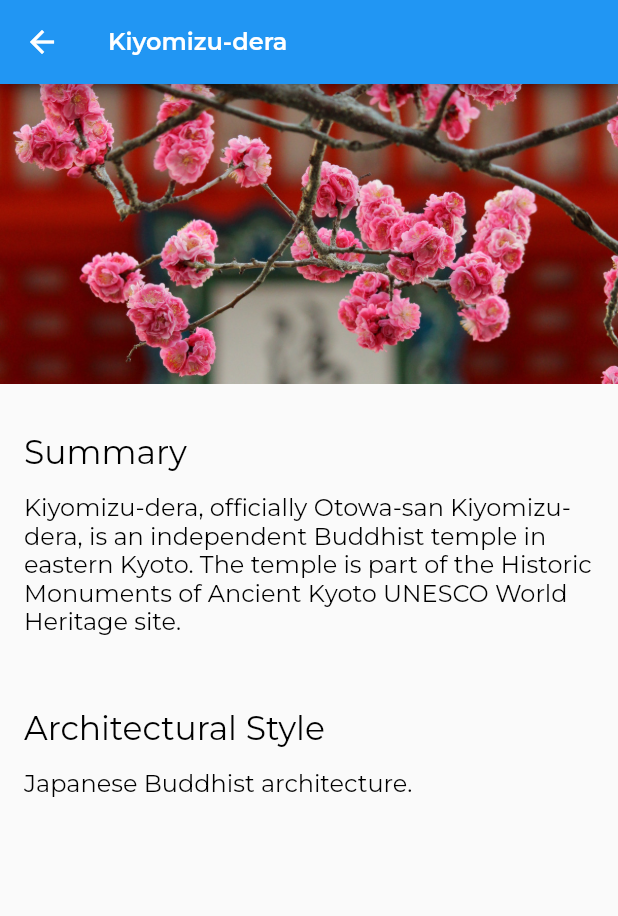
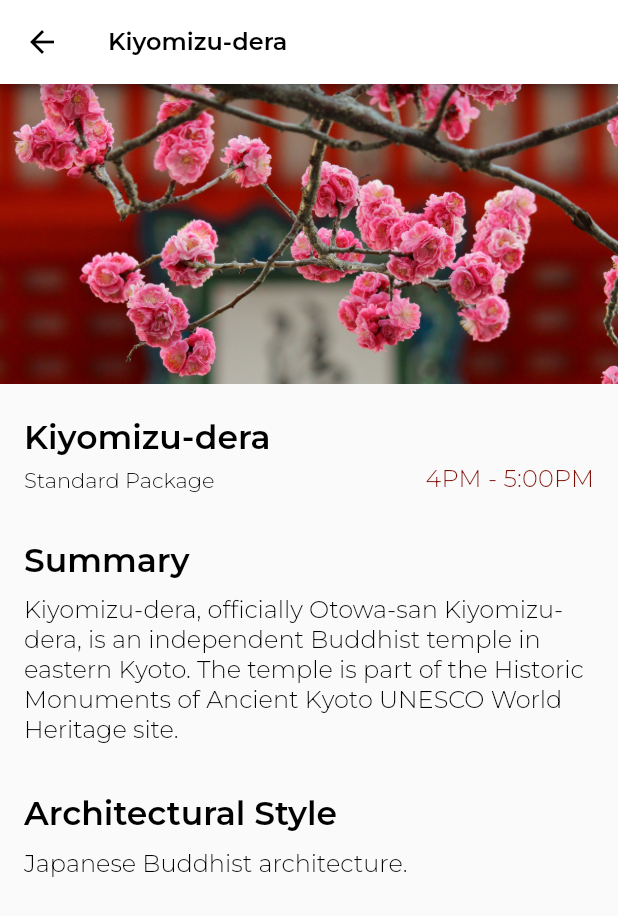
Before and after one commit to douglasF5/tourism-and-co-flutter-demo, a Flutter app: the screen it shows after launch, after a tap on "Kiyomizu-dera", on a phone screen of 412 x 824 dp. Shown: the top 916 px of the screen. Run offline on Flutter 3.47's test engine with Material 2 defaults, Android fonts, the phone set to English and light mode, and no system bars.

Commit message:
organize and refine styles

```diff
--- a/lib/app.dart
+++ b/lib/app.dart
@@ -12,6 +12,7 @@ class MyApp extends StatelessWidget {
   @override
   Widget build(BuildContext context) {
     return MaterialApp(
+        debugShowCheckedModeBanner: false,
         initialRoute: '/',
         onGenerateRoute: RouteGenerator.generateRoute,
         theme: _getTheme());
@@ -19,10 +20,15 @@ class MyApp extends StatelessWidget {
 
   ThemeData _getTheme() {
     return ThemeData(
-        appBarTheme: const AppBarTheme(titleTextStyle: Styles.navBarTitle),
-        textTheme: TextTheme(
-          titleMedium: Styles.headerLarge,
-          bodyMedium: Styles.textDefault,
+        appBarTheme: const AppBarTheme(
+            backgroundColor: Colors.white,
+            foregroundColor: Colors.black,
+            titleTextStyle: Styles.appBarTextStyle),
+        textTheme: const TextTheme(
+          titleMedium: Styles.titleTextStyle,
+          titleSmall: Styles.subTitleTextStyle,
+          bodyMedium: Styles.body1TextStyle,
+          bodySmall: Styles.captionTextStyle,
         ));
   }
 }
--- a/lib/models/location.dart
+++ b/lib/models/location.dart
@@ -4,24 +4,51 @@ class Location {
   final int id;
   final String name;
   final String imagePath;
+  final String userItinerarySummary;
+  final String tourPackageName;
   final List<LocationFact> facts;
 
-  Location(this.id, this.name, this.imagePath, this.facts);
+  Location(
+      {required this.id,
+      required this.name,
+      required this.imagePath,
+      required this.userItinerarySummary,
+      required this.tourPackageName,
+      required this.facts});
 
   static List<Location> fetchAll() {
     return [
-      Location(1, 'Kiyomizu-dera', 'assets/images/kiyomizu-dera.jpg', [
+      Location(
+          id: 1,
+          name: 'Kiyomizu-dera',
+          imagePath: 'assets/images/kiyomizu-dera.jpg',
+          userItinerarySummary: '4PM - 5:00PM',
+          tourPackageName: 'Standard Package',
+          facts: [
             LocationFact('Summary',
                 'Kiyomizu-dera, officially Otowa-san Kiyomizu-dera, is an independent Buddhist temple in eastern Kyoto. The temple is part of the Historic Monuments of Ancient Kyoto UNESCO World Heritage site.'),
-        LocationFact('Architectural Style', 'Japanese Buddhist architecture.'),
+            LocationFact(
+                'Architectural Style', 'Japanese Buddhist architecture.'),
           ]),
-      Location(2, 'Mount Fuji', 'assets/images/fuji.jpg', [
+      Location(
+          id: 2,
+          name: 'Mount Fuji',
+          imagePath: 'assets/images/fuji.jpg',
+          userItinerarySummary: '9AM - 1:30PM',
+          tourPackageName: 'Standard Package',
+          facts: [
             LocationFact('Summary',
                 'Japan’s Mt. Fuji is an active volcano about 100 kilometers southwest of Tokyo. Commonly called “Fuji-san,” it’s the country’s tallest peak, at 3,776 meters. A pilgrimage site for centuries, it’s considered one of Japan’s 3 sacred mountains, and summit hikes remain a popular activity. Its iconic profile is the subject of numerous works of art, notably Edo Period prints by Hokusai and Hiroshige.'),
             LocationFact('Did You Know',
                 'There are three cities that surround Mount Fuji: Gotemba, Fujiyoshida and Fujinomiya.'),
           ]),
-      Location(3, 'Arashiyama Bamboo Grove', 'assets/images/arashiyama.jpg', [
+      Location(
+          id: 3,
+          name: 'Arashiyama Bamboo Grove',
+          imagePath: 'assets/images/arashiyama.jpg',
+          userItinerarySummary: '2PM - 3:30PM',
+          tourPackageName: 'Standard Package',
+          facts: [
             LocationFact('Summary',
                 'While we could go on about the ethereal glow and seemingly endless heights of this bamboo grove on the outskirts of Kyoto, the sight\'s pleasures extend beyond the visual realm.'),
             LocationFact('How to Get There',
--- a/lib/screens/location_detail/location_detail.dart
+++ b/lib/screens/location_detail/location_detail.dart
@@ -1,7 +1,8 @@
-import '/screens/location_detail/image_banner.dart';
-import '/screens/location_detail/text_section.dart';
 import 'package:flutter/material.dart';
 import '../../models/location.dart';
+import '../../widgets/image_banner.dart';
+import '../../widgets/location_tile_info.dart';
+import '/screens/location_detail/text_section.dart';
 
 class LocationDetail extends StatelessWidget {
   final int _locationID;
@@ -15,13 +16,20 @@ class LocationDetail extends StatelessWidget {
       appBar: AppBar(
         title: Text(location.name),
       ),
-        body: Column(
+      body: SingleChildScrollView(
+          padding: const EdgeInsets.only(bottom: 8.0),
+          child: Column(
               mainAxisAlignment: MainAxisAlignment.start,
               crossAxisAlignment: CrossAxisAlignment.stretch,
               children: [
-              ImageBanner(location.imagePath),
+                ImageBanner(location.imagePath, height: 200.0),
+                Padding(
+                  padding: const EdgeInsets.only(top: 8.0),
+                  child: LocationTileInfo(location),
+                ),
                 ...textSections(location)
-            ]));
+              ])),
+    );
   }
 
   List<Widget> textSections(Location location) {
--- a/lib/screens/location_detail/text_section.dart
+++ b/lib/screens/location_detail/text_section.dart
@@ -15,7 +15,7 @@ class TextSection extends StatelessWidget {
       children: [
         Container(
             padding:
-                const EdgeInsets.fromLTRB(_defaultPad, 32.0, _defaultPad, 4.0),
+                const EdgeInsets.fromLTRB(_defaultPad, 16.0, _defaultPad, 0.0),
             child:
                 Text(_title, style: Theme.of(context).textTheme.titleMedium)),
         Container(
--- a/lib/screens/locations/locations.dart
+++ b/lib/screens/locations/locations.dart
@@ -1,6 +1,9 @@
 import 'package:flutter/material.dart';
 import '../../app.dart';
 import '../../models/location.dart';
+import '../../widgets/image_banner.dart';
+import 'tile_overlay.dart';
+import '../../style.dart';
 
 class Locations extends StatelessWidget {
   const Locations({super.key});
@@ -11,17 +14,46 @@ class Locations extends StatelessWidget {
 
     return Scaffold(
       appBar: AppBar(
-        title: const Text('Locations'),
+        centerTitle: false,
+        toolbarHeight: 80.0,
+        elevation: 0.0,
+        title: const Padding(
+          padding: EdgeInsets.only(top: 24.0),
+          child: Text(
+            'Tourism & Co',
+          ),
+        ),
+        titleTextStyle: Styles.appBarTextStyleHome,
       ),
-      body: ListView(
-          children: locations
-              .map(
-                (loc) => GestureDetector(
-                  child: Text(loc.name),
-                  onTap: () => _onLocationTap(context, loc.id),
-                ),
-              )
-              .toList()),
+      body: ListView.builder(
+        padding: const EdgeInsets.symmetric(vertical: 4.0),
+        itemCount: locations.length,
+        itemBuilder: ((context, index) =>
+            _itemBuilder(context, locations[index])),
+      ),
+    );
+  }
+
+  Widget _itemBuilder(BuildContext context, Location location) {
+    return GestureDetector(
+      child: SizedBox(
+          height: 250.0,
+          child: Padding(
+            padding: const EdgeInsets.symmetric(vertical: 4.0, horizontal: 8.0),
+            child: Container(
+              clipBehavior: Clip.hardEdge,
+              decoration: const BoxDecoration(
+                borderRadius: BorderRadius.all(Radius.circular(8.0)),
+              ),
+              child: Stack(
+                children: [
+                  ImageBanner(location.imagePath, height: 250.0),
+                  TileOverlay(location),
+                ],
+              ),
+            ),
+          )),
+      onTap: () => _onLocationTap(context, location.id),
     );
   }
 
--- /dev/null
+++ b/lib/screens/locations/tile_overlay.dart
@@ -0,0 +1,36 @@
+import 'package:flutter/material.dart';
+import '../../models/location.dart';
+import '../../widgets/location_tile_info.dart';
+
+class TileOverlay extends StatelessWidget {
+  final Location location;
+
+  const TileOverlay(this.location, {super.key});
+
+  @override
+  Widget build(BuildContext context) {
+    return Column(
+      mainAxisAlignment: MainAxisAlignment.end,
+      crossAxisAlignment: CrossAxisAlignment.stretch,
+      children: [
+        Container(
+          decoration: BoxDecoration(
+              gradient: LinearGradient(
+                  begin: Alignment.bottomCenter,
+                  end: Alignment.topCenter,
+                  stops: const [
+                0.0,
+                0.5,
+                1.0
+              ],
+                  colors: [
+                Colors.black.withOpacity(0.8),
+                Colors.black.withOpacity(0.5),
+                Colors.black.withOpacity(0.0)
+              ])),
+          child: LocationTileInfo(location, darkTheme: true),
+        )
+      ],
+    );
+  }
+}
--- a/lib/style.dart
+++ b/lib/style.dart
@@ -1,71 +1,59 @@
 import 'package:flutter/material.dart';
 
 class Styles {
-  static const _textSizeLarge = 22.0;
-  static const _textSizeDefault = 16.0;
-  static const _textSizeSmall = 12.0;
-  static const String _fontNameDefault = 'Montserrat';
+  static const textSizeLarge = 22.0;
+  static const textSizeMedium = 16.0;
+  static const textSizeSmall = 14.0;
+
+  static const String fontNameDefault = 'Montserrat';
 
   static const defaultPaddingS = 12.0;
   static const defaultPaddingM = 16.0;
 
-  static final Color _textColorStrong = _hexToColor('000000');
-  static final Color _textColorDefault = _hexToColor('000000');
-  static final Color _textColorFaint = _hexToColor('999999');
-  static final Color textColorBright = _hexToColor('FFFFFF');
-  static final Color accentColor = _hexToColor('FF0000');
+  static const Color textColorDark = Colors.black;
+  static const Color textColorLight = Colors.white;
+  static const Color textColorAccent = Color.fromARGB(255, 126, 15, 7);
+  static const Color textColorFaint = Color.fromRGBO(125, 125, 125, 1.0);
 
-  static const navBarTitle = TextStyle(
-    fontFamily: _fontNameDefault,
+  static const appBarTextStyleHome = TextStyle(
+    fontFamily: fontNameDefault,
     fontWeight: FontWeight.w600,
-    fontSize: _textSizeDefault,
-    color: Colors.white,
+    fontSize: 28.0,
+    color: Colors.black,
   );
 
-  static final headerLarge = TextStyle(
-    fontFamily: _fontNameDefault,
-    fontSize: _textSizeLarge,
-    color: _textColorStrong,
+  static const appBarTextStyle = TextStyle(
+    fontFamily: fontNameDefault,
+    fontWeight: FontWeight.w600,
+    fontSize: textSizeMedium,
+    color: Colors.black,
   );
 
-  static final textDefault = TextStyle(
-    fontFamily: _fontNameDefault,
-    fontSize: _textSizeDefault,
-    color: _textColorDefault,
-    height: 1.2,
+  static const titleTextStyle = TextStyle(
+    fontFamily: fontNameDefault,
+    fontWeight: FontWeight.w600,
+    fontSize: textSizeLarge,
+    color: textColorDark,
   );
 
-  static final textCTAButton = TextStyle(
-    fontFamily: _fontNameDefault,
-    fontSize: _textSizeLarge,
-    color: textColorBright,
+  static const subTitleTextStyle = TextStyle(
+    fontFamily: fontNameDefault,
+    fontWeight: FontWeight.w300,
+    fontSize: textSizeMedium,
+    color: textColorAccent,
   );
 
-  static final locationTileTitleLight = TextStyle(
-    fontFamily: _fontNameDefault,
-    fontSize: _textSizeLarge,
-    color: _textColorStrong,
+  static const captionTextStyle = TextStyle(
+    fontFamily: fontNameDefault,
+    fontWeight: FontWeight.w300,
+    fontSize: textSizeSmall,
+    color: textColorDark,
   );
 
-  static final locationTileTitleDark = TextStyle(
-    fontFamily: _fontNameDefault,
-    fontSize: _textSizeLarge,
-    color: textColorBright,
+  static const body1TextStyle = TextStyle(
+    fontFamily: fontNameDefault,
+    fontWeight: FontWeight.w300,
+    fontSize: textSizeMedium,
+    color: Colors.black,
   );
-
-  static final locationTileSubTitle = TextStyle(
-    fontFamily: _fontNameDefault,
-    fontSize: _textSizeDefault,
-    color: accentColor,
-  );
-
-  static final locationTileCaption = TextStyle(
-    fontFamily: _fontNameDefault,
-    fontSize: _textSizeSmall,
-    color: _textColorFaint,
-  );
-
-  static Color _hexToColor(String hexCode) {
-    return Color(int.parse(hexCode.substring(0, 6), radix: 16) + 0xFF000000);
-  }
 }
--- a/lib/screens/location_detail/image_banner.dart
+++ b/lib/widgets/image_banner.dart
@@ -2,13 +2,15 @@ import 'package:flutter/material.dart';
 
 class ImageBanner extends StatelessWidget {
   final String _assetPath;
+  final double? height;
 
-  const ImageBanner(this._assetPath, {super.key});
+  const ImageBanner(this._assetPath, {this.height = 200.0, super.key});
 
   @override
   Widget build(BuildContext context) {
     return Container(
-      constraints: const BoxConstraints.expand(height: 200.0),
+      constraints: BoxConstraints.expand(height: height),
+      height: height,
       decoration: const BoxDecoration(color: Colors.grey),
       child: Image.asset(_assetPath, fit: BoxFit.cover),
     );
--- /dev/null
+++ b/lib/widgets/location_tile_info.dart
@@ -0,0 +1,58 @@
+import 'package:flutter/material.dart';
+import '../models/location.dart';
+import '../style.dart';
+import 'spacer_custom.dart';
+
+const locationTileHeight = 80.0;
+
+class LocationTileInfo extends StatelessWidget {
+  final Location location;
+  final bool darkTheme;
+
+  const LocationTileInfo(this.location, {this.darkTheme = false, super.key});
+
+  @override
+  Widget build(BuildContext context) {
+    final textColor = darkTheme ? Styles.textColorLight : Styles.textColorDark;
+    final accentColor = darkTheme
+        ? const Color.fromARGB(255, 255, 151, 144)
+        : Styles.textColorAccent;
+
+    return Container(
+      padding: const EdgeInsets.symmetric(horizontal: Styles.defaultPaddingM),
+      height: locationTileHeight,
+      child: Column(
+          mainAxisAlignment: MainAxisAlignment.center,
+          crossAxisAlignment: CrossAxisAlignment.start,
+          children: [
+            Text(
+              location.name,
+              style: Theme.of(context)
+                  .textTheme
+                  .titleMedium
+                  ?.copyWith(color: textColor),
+            ),
+            const SpacerCustom(4.0),
+            Row(
+              mainAxisAlignment: MainAxisAlignment.spaceBetween,
+              children: [
+                Text(
+                  location.tourPackageName,
+                  style: Theme.of(context)
+                      .textTheme
+                      .bodySmall
+                      ?.copyWith(color: textColor),
+                ),
+                Text(
+                  location.userItinerarySummary,
+                  style: Theme.of(context)
+                      .textTheme
+                      .titleSmall
+                      ?.copyWith(color: accentColor),
+                ),
+              ],
+            ),
+          ]),
+    );
+  }
+}
--- /dev/null
+++ b/lib/widgets/spacer_custom.dart
@@ -0,0 +1,16 @@
+import 'package:flutter/material.dart';
+
+class SpacerCustom extends StatelessWidget {
+  final double hSpace;
+  final double vSpace;
+
+  const SpacerCustom(this.hSpace, {this.vSpace = 0.0, super.key});
+
+  @override
+  Widget build(BuildContext context) {
+    return SizedBox(
+      width: hSpace,
+      height: vSpace == 0.0 ? hSpace : vSpace,
+    );
+  }
+}
```
Lines whose indentation alone changed are shown as unchanged.
